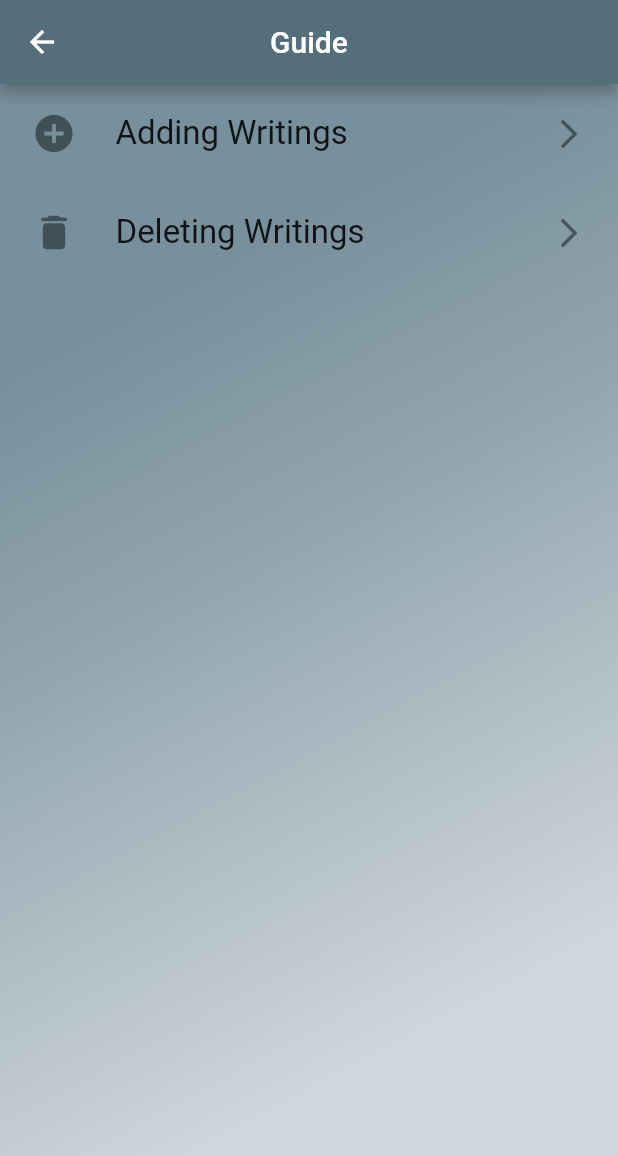
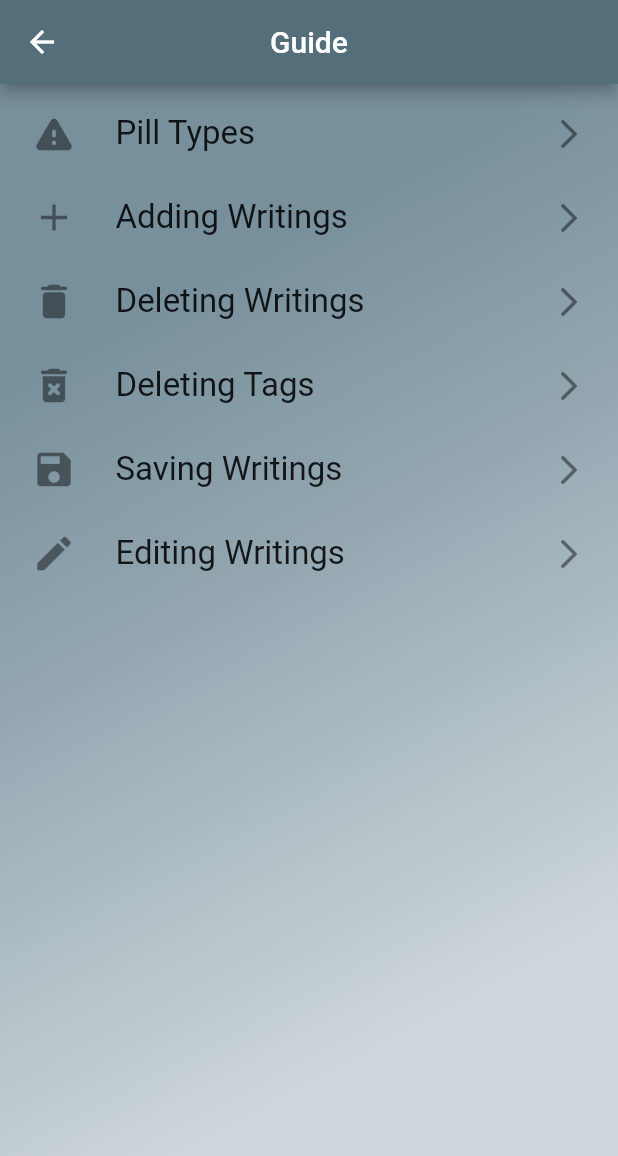
Before and after one commit to pzet123/writings, a Flutter app: the screen it shows after launch, after a tap on the "help" icon, on a phone screen of 412 x 824 dp. Shown: the top 1156 px of the screen. Run offline on Flutter 3.47's test engine with Material 2 defaults, Android fonts, the phone set to English and light mode, and no system bars.

Commit message:
Optimised code and improved usability

```diff
--- /dev/null
+++ b/lib/CoreState.dart
@@ -0,0 +1,29 @@
+
+import 'Writing.dart';
+import 'package:flutter/material.dart';
+
+class CoreState{
+
+  final List<Writing> writings;
+  final Set tags;
+  final double fontSize;
+
+
+  const CoreState({
+    @required this.writings,
+    @required this.tags,
+    @required this.fontSize
+  });
+
+  CoreState copy({List<Writing> newWritings, Set newTags, double newFontSize})
+  => CoreState(writings: newWritings ?? this.writings, tags: newTags ?? this.tags, fontSize: newFontSize ?? this.fontSize);
+
+  @override
+  bool operator ==(Object other) {
+    if (identical(this, other) ||
+        (other is CoreState && runtimeType == other.runtimeType &&
+            writings == other.writings && tags == other.tags && fontSize == other.fontSize)) return true;
+    return false;
+  }
+
+}
--- /dev/null
+++ b/lib/StateWidget.dart
@@ -0,0 +1,111 @@
+import 'package:Pilled/CoreState.dart';
+import "package:flutter/material.dart";
+import 'Writing.dart';
+
+class StateWidget extends StatefulWidget{
+  final Widget child;
+
+  const StateWidget({Key key, @required this.child}) : super(key: key);
+
+  @override
+  _StateWidgetState createState() => _StateWidgetState();
+}
+
+class _StateWidgetState extends State<StateWidget> {
+  CoreState state = CoreState(writings: [], tags: {}, fontSize: 12);
+
+  void addWriting(Writing writing){
+    final newWritings = state.writings + [writing];
+    final newState = state.copy(newWritings: newWritings);
+
+    setState(() {
+      state = newState;
+    });
+  }
+
+  void setFontSize(double fontSize){
+    final newState = state.copy(newFontSize: fontSize);
+    setState(() {
+      state = newState;
+    });
+  }
+
+  void removeWriting(Writing writing){
+    List<Writing> oldWritings = List.from(state.writings);
+    oldWritings.remove(writing);
+
+    final newWritings = oldWritings;
+    final newState = state.copy(newWritings: newWritings);
+
+    setState(() {
+      state = newState;
+    });
+  }
+
+  void editWriting(Writing oldWriting, Writing newWriting){
+    List<Writing> writings = List.from(state.writings);
+    int oldIndex = writings.indexOf(oldWriting);
+    writings[oldIndex] = newWriting;
+    final newState = state.copy(newWritings: writings);
+    setState(() {
+      state = newState;
+    });
+  }
+
+
+  void addTag(String tag){
+    final newTags = state.tags.union({tag});
+    final newState = state.copy(newTags: newTags);
+    setState(() {
+      state = newState;
+    });
+  }
+
+  void removeTag(String tag){
+    Set oldTags = Set.from(state.tags);
+    oldTags.remove(tag);
+
+    final newTags = oldTags;
+    final newState = state.copy(newTags: newTags);
+
+    setState(() {
+      state = newState;
+    });
+  }
+
+  void initialiseState(Set tags, List<Writing> writings){
+    final newState = state.copy(newTags: tags, newWritings: writings);
+    setState(() {
+      state = newState;
+    });
+  }
+
+  @override
+  Widget build(BuildContext contet) => StateInheritedWidget(
+    child: widget.child,
+    state: state,
+    stateWidget: this,
+  );
+
+
+}
+
+class StateInheritedWidget extends InheritedWidget{
+  final CoreState state;
+  final _StateWidgetState stateWidget;
+
+  const StateInheritedWidget({
+    Key key,
+    @required Widget child,
+    @required this.state,
+    @required this.stateWidget,
+}) : super(key: key, child: child);
+
+  static _StateWidgetState of(BuildContext context) => context
+      .dependOnInheritedWidgetOfExactType<StateInheritedWidget>().stateWidget;
+
+  @override
+  bool updateShouldNotify(StateInheritedWidget oldWidget) =>
+      oldWidget.state != state;
+
+}
--- a/lib/helpScreen.dart
+++ b/lib/helpScreen.dart
@@ -1,5 +1,5 @@
 import 'package:flutter/material.dart';
-import 'package:writings/appBarTitle.dart';
+import "appBarTitle.dart";
 import 'helpEntry.dart';
 
 class helpScreen extends StatelessWidget {
@@ -23,10 +23,22 @@ class helpScreen extends StatelessWidget {
         ),
         child: ListView(
           children: [
-            HelpEntry("Adding Writings", ["In order to add a writing, select any of the folders from the home screen and tap the button with the plus sign in the bottom right",
-                "Once the writing creation has appeared, fill out the relevant information and click to button with the arrow in the bottom right in order to finalise the writing"], Icons.add_circle),
-            SizedBox(height: 10,),
-            HelpEntry("Deleting Writings", ["Navigate to the writing", "Hold it down until it fades away"], Icons.delete_rounded),
+            HelpEntry("Pill Types", ["The Red Pill is an important truth that isn't commonly known or is opposed by many people",
+            "The White Pill is a motivator, it can be an observation that suggests things are going well.", "The Black Pill is the opposite of a white pill meaning its a sign that things are not going well, this "
+                  "category is included for the sake of completeness but should contain significantly fewer writings than the other categories."
+                  , "The Blue Pill is a category which covers misconceptions/lies that are commonly believed",
+            "Do not worry about what type of 'pill' you pick for a writing initially as this can be easily edited in the future"], Icons.warning_rounded),
+            HelpEntry("Adding Writings", ["Select any of the folders from the home screen", "Once you are on the folder screen press the plus button in the bottom right corner of the screen",
+                "Fill out the relevant information and click the arrow button in the bottom right of the screen in order to create the writing",
+              "The new writing will then be stored in the relevant folders"], Icons.add),
+            HelpEntry("Deleting Writings", ["Enter the folder which contains the writing", "Optionally, you can simply view all of the writings", "Scroll until you get to the writing that you want to delete",
+            "Instead of clicking on the writing, hold it down until it disappears", "Be careful when doing this, there is no way to reverse this"], Icons.delete_rounded),
+            HelpEntry("Deleting Tags", ["Navigate to the home screen and scroll through the tags so the tag you want to delete is visible", "Hold the tag tile until a new window pops up",
+            "Click yes to confirm that you would like to delete the tag", "Any writings that contain that tag and no other tags will be deleted alongside it"], Icons.delete_forever_rounded),
+            HelpEntry("Saving Writings", ["Your writings are saved each time the app is shut down or left running in the background.", "Ensure that you do not shut down your phone while the "
+                "app is running as this can lead to any changes to writings not being saved"], Icons.save),
+            HelpEntry("Editing Writings", ["Enter the folder which contains the writing", "Optionally, you can simply view all of the writings", "Scroll until you get to the writing that you want to edit",
+            "Click on the pencil icon on the right of the writing tile", "Edit the relevant information and press the arrow button in the bottom right to finalise the changes"], Icons.edit)
           ],
         ),
       ),
--- a/lib/homeScreen.dart
+++ b/lib/homeScreen.dart
@@ -5,21 +5,20 @@ import 'dart:convert';
 
 import 'package:flutter/material.dart';
 import 'package:flutter/rendering.dart';
-import 'package:writings/Writing.dart';
+import 'package:flutter/services.dart';
+import "Writing.dart";
 import 'appBarTitle.dart';
 import 'package:path_provider/path_provider.dart';
+import 'StateWidget.dart';
 
 
-const String highestImportance = "Red pill";
-const String highImportance = "High";
-const String mediumImportance = "Medium";
-const String lowImportance = "Blue Pill";
-const List folderImportanceAttributes = [[highestImportance, Colors.red], [highImportance, Color.fromARGB(255, 255,223,0)],
-  [mediumImportance, Color.fromARGB(255, 240, 240, 240)], [lowImportance, Colors.blue]];
+const String redPillString = "Red pill";
+const String whitePillString = "White Pill";
+const String blackPillString = "Black Pill";
+const String bluePillString = "Blue Pill";
+const List folderImportanceAttributes = [[redPillString, Colors.red], [whitePillString, Colors.white],
+  [blackPillString, Color.fromARGB(255, 70, 70, 70)], [bluePillString, Color.fromARGB(255, 47, 38, 173)]];
 
-
-
-List<Writing> writings = [];
 
 
 class homeScreen extends StatefulWidget {
@@ -32,7 +31,6 @@ class homeScreen extends StatefulWidget {
 class _homeScreenState extends State<homeScreen> with WidgetsBindingObserver{
   AppLifecycleState _lastLifecycleState;
 
-  HashSet tags = new HashSet<String>();
 
   Map writingImportanceMap;
   Map writingTagMap;
@@ -51,6 +49,9 @@ class _homeScreenState extends State<homeScreen> with WidgetsBindingObserver{
   String tagsFileName = "tags";
   bool tagsFileExists;
 
+  double fontSize;
+
+
 
   File createFile(String jsonString, File file, bool fileExists){
     file.createSync();
@@ -65,11 +66,22 @@ class _homeScreenState extends State<homeScreen> with WidgetsBindingObserver{
     else createFile(jsonString, file, fileExists);
   }
 
+  void setFontSize() {
+    final provider = StateInheritedWidget.of(context);
+    double screenWidth = MediaQuery.of(context).size.height;
+    provider.setFontSize(screenWidth * 0.033);
+
+  }
 
   @override
   void initState(){
     super.initState();
+    Future(() => setFontSize());
+
     getApplicationDocumentsDirectory().then((Directory directory) {
+      final provider = StateInheritedWidget.of(context);
+
+
       hostFileDirectory = directory;
       writingsFile = new File(hostFileDirectory.path + "/" + writingsFileName);
       tagsFile = new File(hostFileDirectory.path + "/" + tagsFileName);
@@ -78,15 +90,15 @@ class _homeScreenState extends State<homeScreen> with WidgetsBindingObserver{
       if(writingsFileExists) setState(() {
         List<dynamic> decodedJSON = json.decode(writingsFile.readAsStringSync());
         for(dynamic item in decodedJSON){
-          writings.add(Writing.fromJson(item));
+          provider.addWriting(Writing.fromJson(item));
         }
-        //updateTags();
       });
       if(tagsFileExists) setState(() {
         List<dynamic> decodedJSON = json.decode(tagsFile.readAsStringSync());
         for(dynamic item in decodedJSON){
-          tags.add(item);
+          provider.addTag(item);
         }
+
       });
     });
     WidgetsBinding.instance.addObserver(this);
@@ -100,6 +112,9 @@ class _homeScreenState extends State<homeScreen> with WidgetsBindingObserver{
 
   @override
   void didChangeAppLifecycleState(AppLifecycleState state){
+    final provider = StateInheritedWidget.of(context);
+    final writings = provider.state.writings;
+    final tags = provider.state.tags;
     setState(() {
       _lastLifecycleState = state;
       if(_lastLifecycleState == AppLifecycleState.inactive){
@@ -110,11 +125,11 @@ class _homeScreenState extends State<homeScreen> with WidgetsBindingObserver{
   }
 
 
-  void displayWritings(List writingsToDisplay){
+  void displayWritings(List writingsToDisplay, {String importance, String tag}){
     Navigator.pushNamed(context, "/writingScreen", arguments: {
       "WritingsToDisplay": writingsToDisplay,
-      "Writings": writings,
-      "tags": tags
+      "currentTag" : tag,
+      "currentImportance" : importance
     }).then((value) {
       setState(() {
         update();
@@ -122,34 +137,71 @@ class _homeScreenState extends State<homeScreen> with WidgetsBindingObserver{
     });
   }
 
-  List<Widget> getTagFolders(Map writingTagMap, BuildContext context, HashSet tags){
+  List<Widget> getTagFolders(Map writingTagMap, BuildContext context, Set tags){
     List<Widget> tagFolderCards = tags.map((tag) {
       return GestureDetector(
         child: getFolderCard(tag, Colors.blueGrey[300]),
         onTap: (){
-          displayWritings(writingTagMap[tag]);
+          displayWritings(writingTagMap[tag], tag: tag);
         },
         onLongPress: () {
-          setState(() {
-            tags.remove(tag);
-            removeTagWritings(tag);
-          });
-
+          showConfirmationWindow(context, tag);
         },
       );
     }).toList();
     return tagFolderCards;
   }
 
+  void showConfirmationWindow(BuildContext, String tag){
+    showDialog(context: context, builder: (context) {
+      final provider = StateInheritedWidget.of(context);
+      return AlertDialog(
+        title: Text("Are you sure you want to delete this tag?"),
+        content: Row(
+          children: [
+            ElevatedButton(onPressed: () {
+              setState(() {
+                provider.removeTag(tag);
+                removeTagWritings(tag);
+                Navigator.pop(context);
+              });
+            }, child: Text("Yes"),
+              style: ButtonStyle(
+                backgroundColor: MaterialStateProperty.all(Colors.blueGrey[700]),
+              ),
+            ),
+            Spacer(),
+            ElevatedButton(onPressed: () {
+              Navigator.pop(context);
+            }, child: Text("No"),
+              style: ButtonStyle(
+                backgroundColor: MaterialStateProperty.all(Colors.blueGrey[700]),
+              ),
+            )
+          ],
+        ),
+      );
+    });
+  }
   void removeTagWritings(String tag){
+    final provider = StateInheritedWidget.of(context);
+    final writings = provider.state.writings;
     for(Writing writing in List.unmodifiable(writings)){
       if(writing.tags.contains(tag)){
-        writings.remove(writing);
+        writing.tags.remove(tag);
+        if(writing.tags.length == 0) {
+          setState(() {
+            provider.removeWriting(writing);
+            update();
+          });
+        }
       }
     }
   }
 
   Map sortWritingsByImportance(){
+    final provider = StateInheritedWidget.of(context);
+    final writings = provider.state.writings;
     Map writingMap = new Map();
     List<Writing> redPillWritings = [];
     List<Writing> highImportanceWritings = [];
@@ -157,31 +209,33 @@ class _homeScreenState extends State<homeScreen> with WidgetsBindingObserver{
     List<Writing> lowImportanceWritings = [];
     for(Writing writing in writings){
       switch(writing.importance){
-        case highestImportance: {
+        case redPillString: {
           redPillWritings.add(writing);
         } break;
-        case highImportance: {
+        case whitePillString: {
           highImportanceWritings.add(writing);
         } break;
-        case mediumImportance: {
+        case blackPillString: {
           mediumImportanceWritings.add(writing);
         } break;
-        case lowImportance: {
+        case bluePillString: {
           lowImportanceWritings.add(writing);
         } break;
       }
     }
     writingMap = {
-      highestImportance : redPillWritings,
-      highImportance : highImportanceWritings,
-      mediumImportance : mediumImportanceWritings,
-      lowImportance : lowImportanceWritings,
+      redPillString : redPillWritings,
+      whitePillString : highImportanceWritings,
+      blackPillString : mediumImportanceWritings,
+      bluePillString : lowImportanceWritings,
     };
     return writingMap;
   }
 
 
   Map sortWritingsByTag(List<String> tags){
+    final provider = StateInheritedWidget.of(context);
+    final writings = provider.state.writings;
     Map writingMap = new Map();
     List<Writing> writingTemp = writings;
     for(String tag in tags.toList()){
@@ -198,10 +252,12 @@ class _homeScreenState extends State<homeScreen> with WidgetsBindingObserver{
 
   List<Widget> getImportanceFolders(Map writingImportanceMap, BuildContext context){
     List<Widget> importanceFolderCards = folderImportanceAttributes.map((importanceAttributes) {
+      String importanceName = importanceAttributes[0];
+      Color importanceColor = importanceAttributes[1];
       return GestureDetector(
-        child: getFolderCard(importanceAttributes[0], importanceAttributes[1]),
+        child: getFolderCard(importanceName, importanceColor),
         onTap: () {
-          displayWritings(writingImportanceMap[importanceAttributes[0]]);
+          displayWritings(writingImportanceMap[importanceName], importance: importanceName);
         },
       );
     }).toList();
@@ -212,11 +268,11 @@ class _homeScreenState extends State<homeScreen> with WidgetsBindingObserver{
     return Card(
       color: color,
       child: Padding(
-        padding: const EdgeInsets.all(20.0),
+        padding: EdgeInsets.all(fontSize),
         child: Center(
           child: Text(title,
               style: TextStyle(
-                fontSize: 24,
+                fontSize: fontSize,
               )),
         ),
       ),
@@ -246,14 +302,26 @@ class _homeScreenState extends State<homeScreen> with WidgetsBindingObserver{
 
 
   void update(){
+    final provider = StateInheritedWidget.of(context);
+    Set tags = provider.state.tags;
     importanceFolders = getImportanceFolders(writingImportanceMap, context);
     writingImportanceMap = sortWritingsByImportance();
-    writingTagMap = sortWritingsByTag(tags.toList());
+    writingTagMap = sortWritingsByTag(new List<String>.from(tags));
     tagFolders = getTagFolders(writingTagMap, context, tags);
   }
 
   @override
   Widget build(BuildContext context) {
+    final provider = StateInheritedWidget.of(context);
+    final writings = provider.state.writings;
+
+    double screenWidth = MediaQuery.of(context).size.height;
+    fontSize = screenWidth * 0.033;
+
+    SystemChrome.setPreferredOrientations([
+      DeviceOrientation.portraitUp,
+    ]);
+
     update();
     return Scaffold(
       appBar: AppBar(
@@ -292,7 +360,7 @@ class _homeScreenState extends State<homeScreen> with WidgetsBindingObserver{
                 child: getFolderWidget(importanceFolders)),
             Divider(thickness: 3, height: 10, color: Colors.white,),
             Expanded(
-              flex: 11,
+              flex: 7,
               child: ListView(
                 children: [
                   getFolderWidget(tagFolders)
--- a/lib/main.dart
+++ b/lib/main.dart
@@ -1,15 +1,23 @@
 
+import 'package:Pilled/StateWidget.dart';
 import 'package:flutter/material.dart';
+import 'package:flutter/services.dart';
 import 'package:flutter/widgets.dart';
-import 'package:writings/Writing.dart';
-import 'package:writings/helpEntryScreen.dart';
-import 'package:writings/homeScreen.dart';
+import "Writing.dart";
+import "helpEntryScreen.dart";
+import "homeScreen.dart";
 import 'writingScreen.dart';
-import 'package:writings/writingCreation.dart';
-import 'package:writings/writingViewing.dart';
+import "writingCreation.dart";
+import "writingViewing.dart";
 import 'helpScreen.dart';
 
-void main() => runApp(new MaterialApp(
+void main() {
+
+  runApp(StateWidget(
+    child: Builder(builder : (context) {
+
+
+      return MaterialApp(
         initialRoute: "/home",
         routes: {"/home": (context) => homeScreen(),
               "/writingScreen" : (context) => writingScreen(),
@@ -17,5 +25,9 @@ void main() => runApp(new MaterialApp(
               "/writingViewing" : (context) => writingViewing(),
               "/helpScreen" : (context) => helpScreen(),
               "/helpEntryScreen" : (context) => helpEntryScreen(),
-  },
+      });
+}
+    ),
   ));
+
+}
```
Also changed, not shown: lib/Writing.dart (+8 -1 lines), lib/writingCreation.dart (+35 -27 lines), lib/writingScreen.dart (+44 -42 lines), lib/writingViewing.dart (+29 -9 lines), pubspec.yaml (+9 -2 lines), assets/pilledLogo.png (added), assets/pilledLogodownsized2.png (added), assets/pilledStartScreen2.png (added), assets/pilledlogodownsized.png (added), pubspec.lock, 29 other files. Lines whose indentation alone changed are shown as unchanged.
